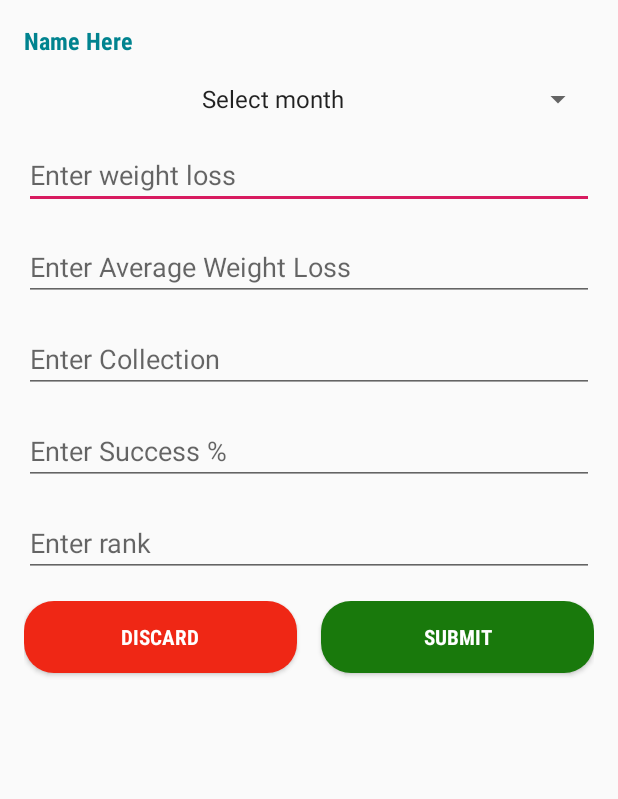
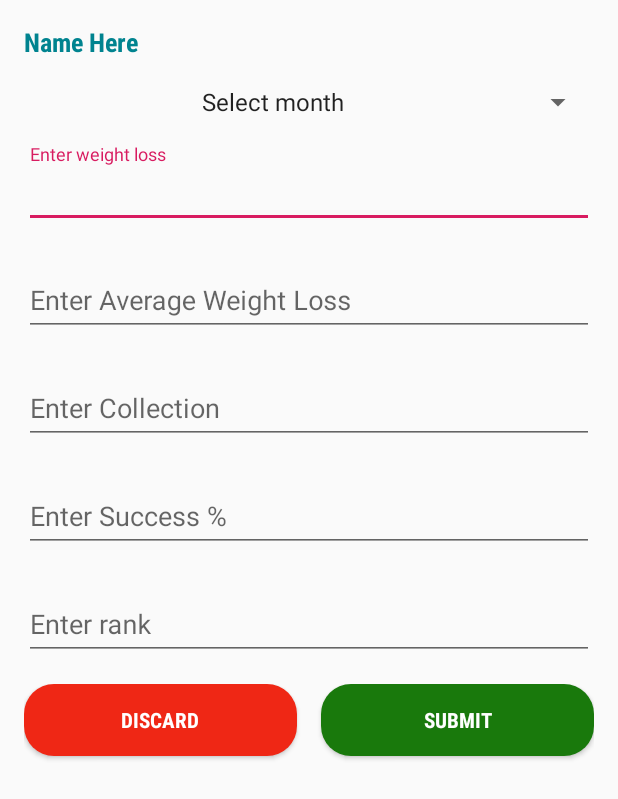
Before and after one commit to usman18/ProgressTracker, an Android app: the layout report_dialog.xml on its own in the app's theme, with its tools: preview values and no code run, on a phone screen of 412 x 824 dp. Shown: the top 799 px of the screen. Run offline under Robolectric (Android 15) with nearby library versions, the phone set to English and light mode, and no system bars; Roboto replaces fonts that are not available here.

Commit message:
-> Report dialog UI finalized, replaced edittexts with material design edittexts.

```diff
--- a/app/src/main/java/com/uk/progresstracker/Adapter/ReportAdapter.java
+++ b/app/src/main/java/com/uk/progresstracker/Adapter/ReportAdapter.java
@@ -2,6 +2,7 @@ package com.uk.progresstracker.Adapter;
 
 import android.content.Context;
 import android.support.annotation.NonNull;
+import android.support.design.widget.TextInputEditText;
 import android.support.v7.app.AlertDialog;
 import android.support.v7.widget.RecyclerView;
 import android.text.TextUtils;
@@ -10,7 +11,6 @@ import android.view.LayoutInflater;
 import android.view.View;
 import android.view.ViewGroup;
 import android.widget.Button;
-import android.widget.EditText;
 import android.widget.Spinner;
 import android.widget.TextView;
 import android.widget.Toast;
@@ -120,11 +120,11 @@ public class ReportAdapter extends RecyclerView.Adapter<ReportAdapter.MemberView
         spMonth.setSelection((Calendar.getInstance().get(Calendar.MONTH) + 1));
 
 
-        final EditText etWeightLoss = view.findViewById(R.id.etWeightLoss);
-        final EditText etAvgWeightLoss = view.findViewById(R.id.etAvgWeightLoss);
-        final EditText etSuccessPercent = view.findViewById(R.id.etSuccessPercentage);
-        final EditText etRank = view.findViewById(R.id.etRank);
-        final EditText etCollection = view.findViewById(R.id.etCollection);
+        final TextInputEditText etWeightLoss = view.findViewById(R.id.etWeightLoss);
+        final TextInputEditText etAvgWeightLoss = view.findViewById(R.id.etAvgWeightLoss);
+        final TextInputEditText etSuccessPercent = view.findViewById(R.id.etSuccessPercentage);
+        final TextInputEditText etRank = view.findViewById(R.id.etRank);
+        final TextInputEditText etCollection = view.findViewById(R.id.etCollection);
 
         //setting previous values if any
         etWeightLoss.setText(wtLoss.trim());
--- a/app/src/main/res/layout/report_dialog.xml
+++ b/app/src/main/res/layout/report_dialog.xml
@@ -2,6 +2,7 @@
 <LinearLayout xmlns:android="http://schemas.android.com/apk/res/android"
     android:orientation="vertical" android:layout_width="match_parent"
     android:layout_height="wrap_content">
+
 
 
     <TextView
@@ -10,7 +11,7 @@
         android:layout_height="wrap_content"
         android:text="Name Here"
         android:textColor="@color/blue_dark"
-        android:textSize="16sp"
+        android:textSize="17sp"
         android:layout_margin="16dp"
         android:fontFamily="sans-serif-condensed"
         android:textStyle="bold"
@@ -26,53 +27,83 @@
         android:layout_height="wrap_content"/>
 
 
-    <EditText
+    <android.support.design.widget.TextInputLayout
+        android:layout_margin="16dp"
+        android:layout_width="match_parent"
+        android:layout_height="wrap_content">
+
+        <android.support.design.widget.TextInputEditText
             android:id="@+id/etWeightLoss"
             android:layout_width="match_parent"
             android:layout_height="wrap_content"
-        android:layout_margin="16dp"
+            android:hint="@string/enter_weight_loss"
             android:inputType="numberDecimal"
-        android:hint="@string/enter_weight_loss"
             />
+    </android.support.design.widget.TextInputLayout>
 
-    <EditText
+
+
+    <android.support.design.widget.TextInputLayout
+        android:layout_marginStart="16dp"
+        android:layout_marginEnd="16dp"
+        android:layout_width="match_parent"
+        android:layout_height="wrap_content">
+
+        <android.support.design.widget.TextInputEditText
             android:id="@+id/etAvgWeightLoss"
             android:layout_width="match_parent"
             android:layout_height="wrap_content"
-        android:layout_marginStart="16dp"
-        android:layout_marginEnd="16dp"
+            android:hint="@string/enter_average_weight_loss"
             android:inputType="numberDecimal"
-        android:hint="@string/enter_average_weight_loss"
             />
+    </android.support.design.widget.TextInputLayout>
 
-    <EditText
+
+
+    <android.support.design.widget.TextInputLayout
+        android:layout_margin="16dp"
+        android:layout_width="match_parent"
+        android:layout_height="wrap_content">
+
+        <android.support.design.widget.TextInputEditText
             android:id="@+id/etCollection"
             android:layout_width="match_parent"
             android:layout_height="wrap_content"
-        android:layout_margin="16dp"
+            android:hint="@string/enter_collection"
             android:inputType="numberDecimal"
-        android:hint="@string/enter_collection"
             />
+    </android.support.design.widget.TextInputLayout>
 
-    <EditText
+
+    <android.support.design.widget.TextInputLayout
+        android:layout_marginStart="16dp"
+        android:layout_marginEnd="16dp"
+        android:layout_width="match_parent"
+        android:layout_height="wrap_content">
+
+        <android.support.design.widget.TextInputEditText
             android:id="@+id/etSuccessPercentage"
             android:layout_width="match_parent"
             android:layout_height="wrap_content"
-        android:layout_marginStart="16dp"
-        android:layout_marginEnd="16dp"
+            android:hint="@string/enter_success"
             android:inputType="numberDecimal"
-        android:hint="@string/enter_success"
             />
+    </android.support.design.widget.TextInputLayout>
 
-    <EditText
+
+    <android.support.design.widget.TextInputLayout
+        android:layout_margin="16dp"
+        android:layout_width="match_parent"
+        android:layout_height="wrap_content">
+
+        <android.support.design.widget.TextInputEditText
             android:id="@+id/etRank"
             android:layout_width="match_parent"
             android:layout_height="wrap_content"
-        android:layout_margin="16dp"
+            android:hint="@string/rank"
             android:inputType="number"
-        android:hint="@string/rank"
             />
-
+    </android.support.design.widget.TextInputLayout>
 
     <LinearLayout
         android:layout_width="match_parent"
```
Lines whose indentation alone changed are shown as unchanged.
